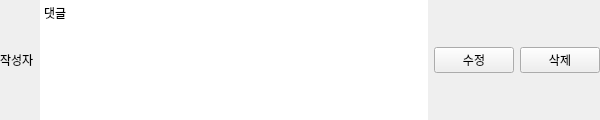
Above: ui/commentwidget.ui from sm136599/VEDA_Qt_blog_client before the change. Below: the same form after it.
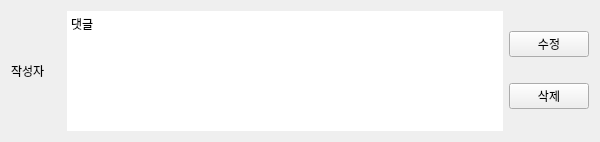
That is the form after the change.

Commit message: design : 디자인 통일

Diff of the .ui file:
```diff
--- a/ui/commentwidget.ui
+++ b/ui/commentwidget.ui
@@ -7,7 +7,7 @@
     <x>0</x>
     <y>0</y>
     <width>600</width>
-    <height>120</height>
+    <height>138</height>
    </rect>
   </property>
   <property name="windowTitle">
@@ -24,21 +24,15 @@
 }
 </string>
   </property>
-  <layout class="QHBoxLayout" name="horizontalLayout" stretch="0,1,0,0">
-   <property name="leftMargin">
-    <number>0</number>
-   </property>
-   <property name="topMargin">
-    <number>0</number>
-   </property>
-   <property name="rightMargin">
-    <number>0</number>
-   </property>
-   <property name="bottomMargin">
-    <number>0</number>
-   </property>
+  <layout class="QHBoxLayout" name="horizontalLayout">
    <item>
     <widget class="QLabel" name="writerLabel">
+     <property name="minimumSize">
+      <size>
+       <width>50</width>
+       <height>0</height>
+      </size>
+     </property>
      <property name="text">
       <string>작성자</string>
      </property>
@@ -86,6 +80,8 @@
     </widget>
    </item>
    <item>
+    <layout class="QVBoxLayout" name="verticalLayout">
+     <item>
     <widget class="QPushButton" name="editButton">
      <property name="text">
       <string>수정</string>
@@ -98,6 +94,8 @@
       <string>삭제</string>
      </property>
     </widget>
+     </item>
+    </layout>
    </item>
   </layout>
  </widget>
```
Lines whose indentation alone changed are shown as unchanged. The commit also changes 6 other files.
